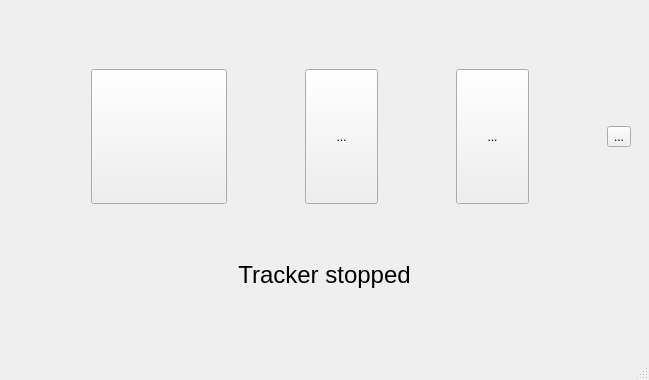
This is src/tracker/ui/MainWindow.ui in OSLL/geo2tag as Qt 5 draws it before an edit. The edited form follows.
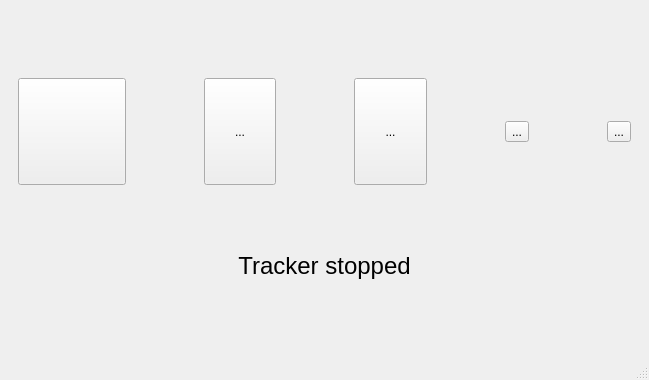
This is the edited form. Icons and pictures are not drawn.

Commit message: added daemon restart ability

```diff
--- a/src/tracker/ui/MainWindow.ui
+++ b/src/tracker/ui/MainWindow.ui
@@ -57,19 +57,6 @@
           </item>
           <item>
            <layout class="QHBoxLayout" name="horizontalLayout">
-            <item>
-             <spacer name="horizontalSpacer">
-              <property name="orientation">
-               <enum>Qt::Horizontal</enum>
-              </property>
-              <property name="sizeHint" stdset="0">
-               <size>
-                <width>40</width>
-                <height>20</height>
-               </size>
-              </property>
-             </spacer>
-            </item>
             <item>
              <widget class="QToolButton" name="startButton">
               <property name="sizePolicy">
@@ -93,8 +80,8 @@
               </property>
               <property name="iconSize">
                <size>
-                <width>128</width>
-                <height>128</height>
+                <width>100</width>
+                <height>100</height>
                </size>
               </property>
               <property name="autoRepeatDelay">
@@ -138,8 +125,8 @@
               </property>
               <property name="iconSize">
                <size>
-                <width>128</width>
-                <height>128</height>
+                <width>100</width>
+                <height>100</height>
                </size>
               </property>
              </widget>
@@ -180,8 +167,8 @@
               </property>
               <property name="iconSize">
                <size>
-                <width>128</width>
-                <height>128</height>
+                <width>100</width>
+                <height>100</height>
                </size>
               </property>
              </widget>
@@ -199,6 +186,36 @@
               </property>
              </spacer>
             </item>
+            <item>
+             <widget class="QToolButton" name="daemonRestartButton">
+              <property name="text">
+               <string>...</string>
+              </property>
+              <property name="icon">
+               <iconset resource="images.qrc">
+                <normaloff>:/images/refresh_256.png</normaloff>:/images/refresh_256.png</iconset>
+              </property>
+              <property name="iconSize">
+               <size>
+                <width>100</width>
+                <height>100</height>
+               </size>
+              </property>
+             </widget>
+            </item>
+            <item>
+             <spacer name="horizontalSpacer_5">
+              <property name="orientation">
+               <enum>Qt::Horizontal</enum>
+              </property>
+              <property name="sizeHint" stdset="0">
+               <size>
+                <width>40</width>
+                <height>20</height>
+               </size>
+              </property>
+             </spacer>
+            </item>
             <item>
              <widget class="QToolButton" name="aboutButton">
               <property name="text">
@@ -210,8 +227,8 @@
               </property>
               <property name="iconSize">
                <size>
-                <width>128</width>
-                <height>128</height>
+                <width>100</width>
+                <height>100</height>
                </size>
               </property>
              </widget>
```
The commit also changes 7 other files.
